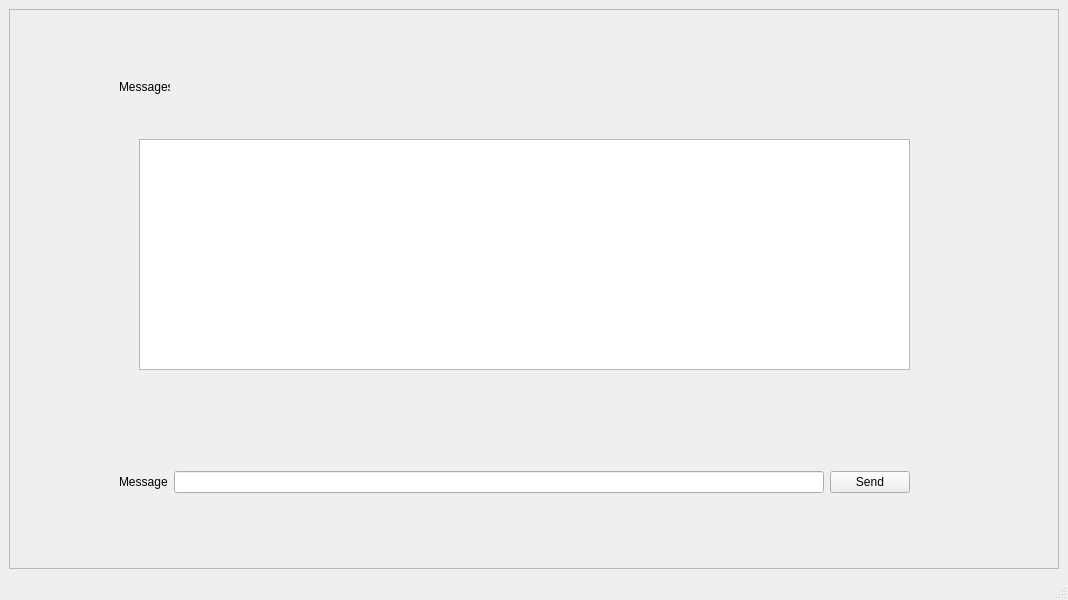
This is Client/UIFiles/MainWindow.ui in oussema-fatnassi/CPPRT as Qt 5 draws it before an edit. The edited form follows.
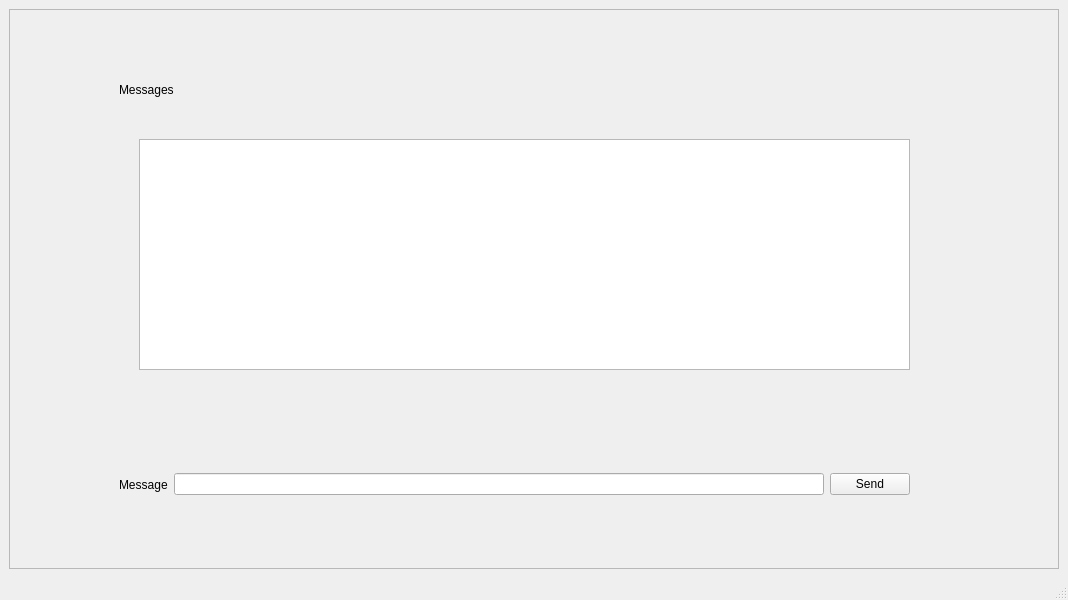
This is the edited form.

Commit message: chore : small adjusments

```diff
--- a/Client/UIFiles/MainWindow.ui
+++ b/Client/UIFiles/MainWindow.ui
@@ -38,8 +38,8 @@
         <rect>
          <x>110</x>
          <y>70</y>
-         <width>51</width>
-         <height>16</height>
+         <width>81</width>
+         <height>21</height>
         </rect>
        </property>
        <property name="text">
@@ -52,7 +52,7 @@
          <x>110</x>
          <y>460</y>
          <width>791</width>
-         <height>26</height>
+         <height>31</height>
         </rect>
        </property>
        <layout class="QHBoxLayout" name="horizontalLayout">
```
Left out of the diff: 2 changed lines with no effect on the pictures.
